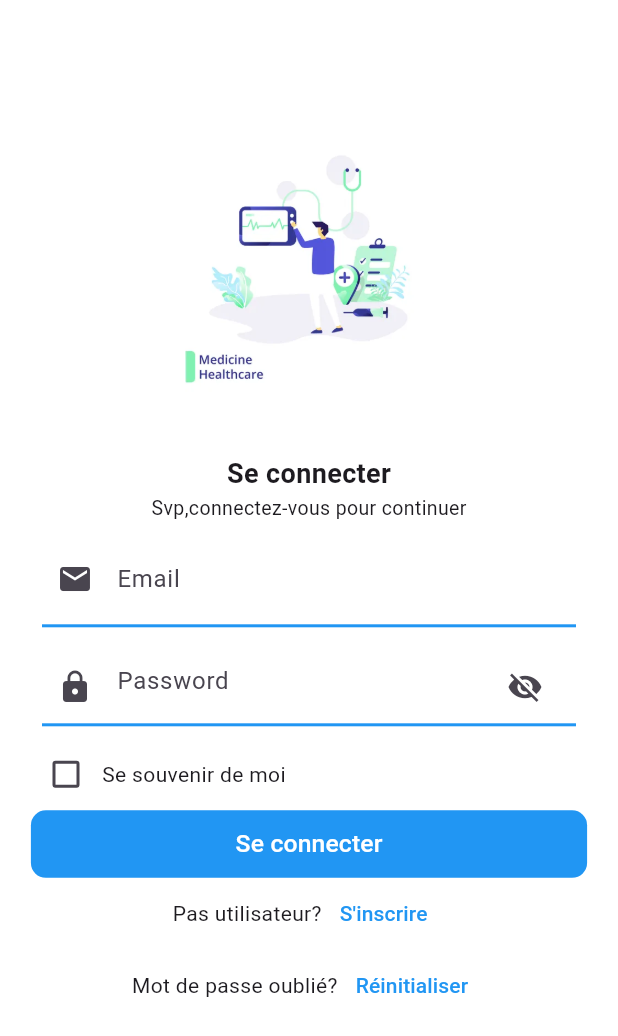
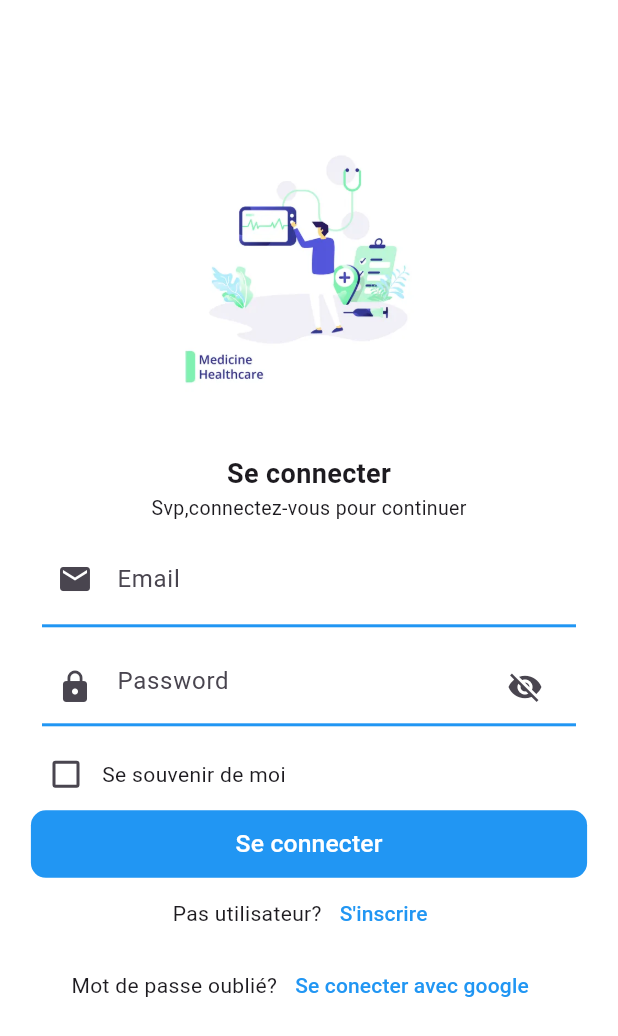
Before and after one commit to Honorine684/flutterDay04, a Flutter app: the screen it shows once a user with an empty profile is signed in, item 3 of the bottom bar chosen, after a tap on "Se déconnecter", on a phone screen of 412 x 824 dp. Shown: the top 1036 px of the screen. Run offline on Flutter 3.47's test engine with Material 3 defaults, Android fonts, the phone set to English and light mode, and no system bars; our stand-ins replace cloud_firestore, firebase_auth, firebase_core, google_sign_in, image_picker, water_drop_nav_bar; missing offline and left inert: firebase_cloud_firestore; accounts and stored records are empty; network calls fail.

Commit message:
ajout authentification avec google

```diff
--- a/mediclic/lib/Authentication/Login.dart
+++ b/mediclic/lib/Authentication/Login.dart
@@ -19,7 +19,7 @@ class LoginState extends State<Login> {
   bool isRememberMeChecked = false;
   final formKey = GlobalKey<FormState>();
   bool isLoading = false;
-
+  bool googleLoading = false;
 
 
   String? validateEmail(String? value) {
@@ -209,18 +209,27 @@ class LoginState extends State<Login> {
                   children: [
                     Text("Mot de passe oublié?"),
                     TextButton(
-                      child: Text("Réinitialiser",style: TextStyle(color: Colors.blue),),
-                      onPressed: () => setState(() {
-                        // naviguer vers la page de connexion
-                        Navigator.push(context, MaterialPageRoute(builder: (context)=> const Bottombar()));
-                      }),
-                    )
+                      child:googleLoading ? const CircularProgressIndicator():
+                       Text("Se conecter avec google",style: TextStyle(color: Colors.blue),),
+                      onPressed: ()async {
+                        setState(() {
+                          googleLoading = true;
+                        });
+                      // naviguer vers la page de connexion
+                       await Auth().loginWithGoogle();
+                        Navigator.pushReplacement(context, MaterialPageRoute(builder: (context)=> const Bottombar()));
+                        setState(() {
+                        googleLoading = false;
+
+                      }
+              );}),
+            ])
                   ],
                 ),
-            ],
+
           ),
         ),
-      ),
-    );
+      );
+
   }
 }
--- a/mediclic/lib/Services/Firebase/Auth.dart
+++ b/mediclic/lib/Services/Firebase/Auth.dart
@@ -1,5 +1,6 @@
 import 'package:firebase_auth/firebase_auth.dart';
 import 'package:firebase_cloud_firestore/firebase_cloud_firestore.dart';
+import 'package:google_sign_in/google_sign_in.dart';
 
 class Auth {
   //currentUser est une propriété native pour récuperer l'user connecté
@@ -94,4 +95,16 @@ Future<void> createUserWithEmailAndPassword( {
     return user?.uid; // Retourne l'ID de l'utilisateur connecté
   }
 
+  Future<UserCredential?> loginWithGoogle() async{
+    try{
+      final googleUser = await GoogleSignIn().signIn();
+      final googleAuth = await googleUser?.authentication;
+      final cred = GoogleAuthProvider.credential(idToken: googleAuth?.idToken,accessToken: googleAuth?.accessToken);
+      return _firebaseAuth.signInWithCredential(cred);
+    }catch(e){
+      print("Erreur lors de la connexion $e");
+    }
+    return null;
+  }
+
 }
--- a/mediclic/pubspec.yaml
+++ b/mediclic/pubspec.yaml
@@ -40,6 +40,7 @@ dependencies:
   firebase_auth: ^5.5.1
   image_picker: ^1.1.2
   shared_preferences: ^2.5.2
+  google_sign_in: ^6.3.0
 
 dev_dependencies:
   flutter_test:
```
Also changed, not shown: mediclic/pubspec.lock, 2 other files.
